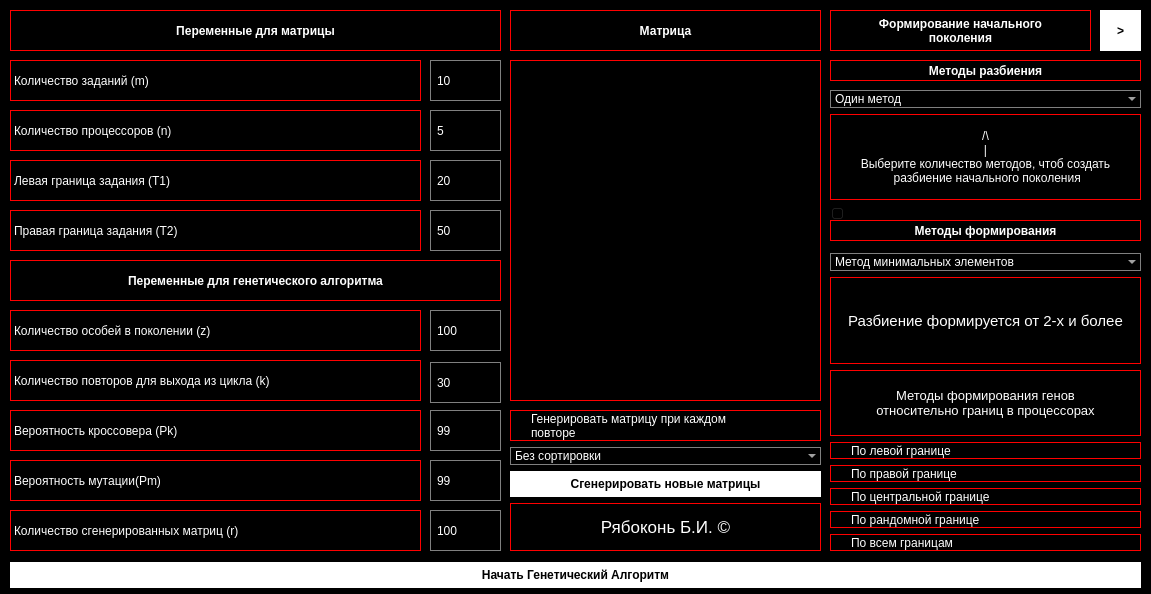
Before: the Qt Designer form diploma/UI/start_window.ui in socloseeee/Diploma_Scheduling_Theory, drawn with Qt 5.
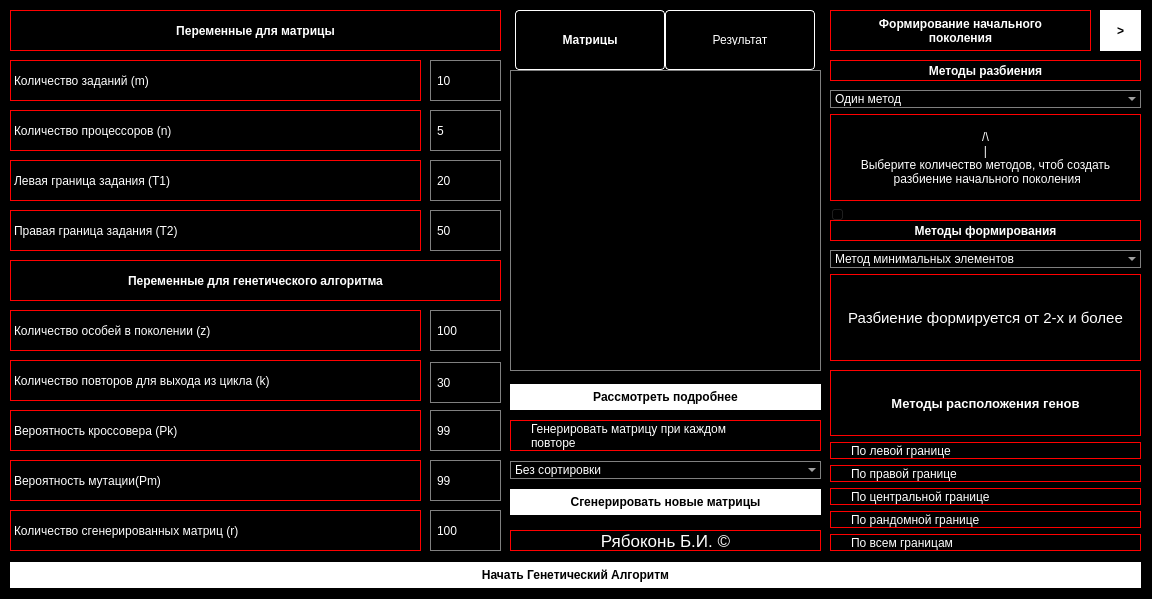
After: the same form once the commit is applied. Icons and pictures are not drawn.

Diff of the .ui file:
```diff
--- a/diploma/UI/start_window.ui
+++ b/diploma/UI/start_window.ui
@@ -6,8 +6,8 @@
    <rect>
     <x>0</x>
     <y>0</y>
-    <width>1151</width>
-    <height>594</height>
+    <width>1152</width>
+    <height>599</height>
    </rect>
   </property>
   <property name="windowTitle">
@@ -746,85 +746,13 @@
      </item>
     </layout>
    </widget>
-   <widget class="QWidget" name="verticalLayoutWidget_22">
-    <property name="geometry">
-     <rect>
-      <x>430</x>
-      <y>510</y>
-      <width>71</width>
-      <height>41</height>
-     </rect>
-    </property>
-    <layout class="QVBoxLayout" name="verticalLayout_23">
-     <item>
-      <widget class="QSpinBox" name="plainTextEdit_11">
-       <property name="maximum">
-        <number>100000</number>
-       </property>
-       <property name="value">
-        <number>100</number>
-       </property>
-      </widget>
-     </item>
-    </layout>
-   </widget>
-   <widget class="QWidget" name="verticalLayoutWidget_23">
-    <property name="geometry">
-     <rect>
-      <x>510</x>
-      <y>60</y>
-      <width>311</width>
-      <height>341</height>
-     </rect>
-    </property>
-    <layout class="QVBoxLayout" name="verticalLayout_24">
-     <item>
-      <widget class="QLabel" name="label_13">
-       <property name="text">
-        <string/>
-       </property>
-       <property name="alignment">
-        <set>Qt::AlignCenter</set>
-       </property>
-      </widget>
-     </item>
-    </layout>
-   </widget>
-   <widget class="QWidget" name="verticalLayoutWidget_25">
-    <property name="geometry">
-     <rect>
-      <x>510</x>
-      <y>10</y>
-      <width>311</width>
-      <height>41</height>
-     </rect>
-    </property>
-    <layout class="QVBoxLayout" name="verticalLayout_26">
-     <item>
-      <widget class="QLabel" name="label_11">
-       <property name="font">
-        <font>
-         <weight>75</weight>
-         <bold>true</bold>
-        </font>
-       </property>
-       <property name="text">
-        <string>Матрица</string>
-       </property>
-       <property name="alignment">
-        <set>Qt::AlignCenter</set>
-       </property>
-      </widget>
-     </item>
-    </layout>
-   </widget>
    <widget class="QWidget" name="verticalLayoutWidget_17">
     <property name="geometry">
      <rect>
       <x>830</x>
       <y>90</y>
       <width>311</width>
-      <height>131</height>
+      <height>132</height>
      </rect>
     </property>
     <layout class="QVBoxLayout" name="verticalLayout_18">
@@ -917,7 +845,7 @@
     <property name="geometry">
      <rect>
       <x>830</x>
-      <y>253</y>
+      <y>250</y>
       <width>311</width>
       <height>111</height>
      </rect>
@@ -981,13 +909,12 @@
        <property name="font">
         <font>
          <pointsize>10</pointsize>
-         <weight>50</weight>
-         <bold>false</bold>
+         <weight>75</weight>
+         <bold>true</bold>
         </font>
        </property>
        <property name="text">
-        <string>Методы формирования генов
-относительно границ в процессорах</string>
+        <string>Методы расположения генов</string>
        </property>
        <property name="alignment">
         <set>Qt::AlignCenter</set>
@@ -1035,12 +962,19 @@
     <property name="geometry">
      <rect>
       <x>510</x>
-      <y>410</y>
+      <y>380</y>
       <width>311</width>
       <height>141</height>
      </rect>
     </property>
     <layout class="QVBoxLayout" name="verticalLayout_30">
+     <item>
+      <widget class="QPushButton" name="pushButton_4">
+       <property name="text">
+        <string>Рассмотреть подробнее</string>
+       </property>
+      </widget>
+     </item>
      <item>
       <widget class="QCheckBox" name="checkBox">
        <property name="styleSheet">
@@ -1078,21 +1012,6 @@
        </property>
       </widget>
      </item>
-     <item>
-      <widget class="QLabel" name="label_16">
-       <property name="font">
-        <font>
-         <pointsize>13</pointsize>
-        </font>
-       </property>
-       <property name="text">
-        <string>Рябоконь Б.И. ©</string>
-       </property>
-       <property name="alignment">
-        <set>Qt::AlignCenter</set>
-       </property>
-      </widget>
-     </item>
     </layout>
    </widget>
    <widget class="QWidget" name="verticalLayoutWidget_30">
@@ -1164,6 +1083,198 @@
      <string>&gt;</string>
     </property>
    </widget>
+   <widget class="QWidget" name="verticalLayoutWidget_32">
+    <property name="geometry">
+     <rect>
+      <x>510</x>
+      <y>530</y>
+      <width>311</width>
+      <height>21</height>
+     </rect>
+    </property>
+    <layout class="QVBoxLayout" name="verticalLayout_25">
+     <item>
+      <widget class="QLabel" name="label_16">
+       <property name="font">
+        <font>
+         <pointsize>13</pointsize>
+        </font>
+       </property>
+       <property name="text">
+        <string>Рябоконь Б.И. ©</string>
+       </property>
+       <property name="alignment">
+        <set>Qt::AlignCenter</set>
+       </property>
+      </widget>
+     </item>
+    </layout>
+   </widget>
+   <widget class="QTabWidget" name="tabWidget">
+    <property name="geometry">
+     <rect>
+      <x>510</x>
+      <y>10</y>
+      <width>311</width>
+      <height>361</height>
+     </rect>
+    </property>
+    <property name="contextMenuPolicy">
+     <enum>Qt::NoContextMenu</enum>
+    </property>
+    <property name="styleSheet">
+     <string notr="true">QTabBar::tab 
+{ 
+	height:10px; 
+	width: 100px;
+	border: 1px solid white; 
+	margin: 0px;
+	padding: 24px;
+	border-radius: 4px;
+}</string>
+    </property>
+    <property name="tabShape">
+     <enum>QTabWidget::Rounded</enum>
+    </property>
+    <property name="currentIndex">
+     <number>0</number>
+    </property>
+    <widget class="QWidget" name="tab">
+     <property name="sizePolicy">
+      <sizepolicy hsizetype="Maximum" vsizetype="Maximum">
+       <horstretch>0</horstretch>
+       <verstretch>0</verstretch>
+      </sizepolicy>
+     </property>
+     <property name="maximumSize">
+      <size>
+       <width>321</width>
+       <height>16777215</height>
+      </size>
+     </property>
+     <property name="contextMenuPolicy">
+      <enum>Qt::DefaultContextMenu</enum>
+     </property>
+     <attribute name="title">
+      <string>Матрицы</string>
+     </attribute>
+     <widget class="QWidget" name="verticalLayoutWidget_24">
+      <property name="geometry">
+       <rect>
+        <x>0</x>
+        <y>0</y>
+        <width>311</width>
+        <height>301</height>
+       </rect>
+      </property>
+      <layout class="QVBoxLayout" name="verticalLayout_26">
+       <property name="sizeConstraint">
+        <enum>QLayout::SetDefaultConstraint</enum>
+       </property>
+       <item>
+        <widget class="QScrollArea" name="scrollArea_2">
+         <property name="styleSheet">
+          <string notr="true">QScrollArea
+{
+	border: 1px solid grey;
+}</string>
+         </property>
+         <property name="verticalScrollBarPolicy">
+          <enum>Qt::ScrollBarAsNeeded</enum>
+         </property>
+         <property name="widgetResizable">
+          <bool>true</bool>
+         </property>
+         <widget class="QWidget" name="scrollAreaWidgetContents_2">
+          <property name="geometry">
+           <rect>
+            <x>0</x>
+            <y>0</y>
+            <width>307</width>
+            <height>297</height>
+           </rect>
+          </property>
+         </widget>
+        </widget>
+       </item>
+      </layout>
+     </widget>
+    </widget>
+    <widget class="QWidget" name="tab_2">
+     <property name="sizePolicy">
+      <sizepolicy hsizetype="Maximum" vsizetype="Maximum">
+       <horstretch>0</horstretch>
+       <verstretch>0</verstretch>
+      </sizepolicy>
+     </property>
+     <attribute name="title">
+      <string>Результат</string>
+     </attribute>
+     <widget class="QWidget" name="verticalLayoutWidget_23">
+      <property name="geometry">
+       <rect>
+        <x>0</x>
+        <y>0</y>
+        <width>311</width>
+        <height>301</height>
+       </rect>
+      </property>
+      <layout class="QVBoxLayout" name="verticalLayout_24">
+       <property name="sizeConstraint">
+        <enum>QLayout::SetDefaultConstraint</enum>
+       </property>
+       <item>
+        <widget class="QScrollArea" name="scrollArea">
+         <property name="styleSheet">
+          <string notr="true">QScrollArea
+{
+	border: 1px solid grey;
+}</string>
+         </property>
+         <property name="verticalScrollBarPolicy">
+          <enum>Qt::ScrollBarAsNeeded</enum>
+         </property>
+         <property name="widgetResizable">
+          <bool>true</bool>
+         </property>
+         <widget class="QWidget" name="scrollAreaWidgetContents">
+          <property name="geometry">
+           <rect>
+            <x>0</x>
+            <y>0</y>
+            <width>307</width>
+            <height>297</height>
+           </rect>
+          </property>
+         </widget>
+        </widget>
+       </item>
+      </layout>
+     </widget>
+    </widget>
+   </widget>
+   <widget class="QWidget" name="verticalLayoutWidget_22">
+    <property name="geometry">
+     <rect>
+      <x>430</x>
+      <y>510</y>
+      <width>71</width>
+      <height>41</height>
+     </rect>
+    </property>
+    <layout class="QVBoxLayout" name="verticalLayout_23">
+     <item>
+      <widget class="QSpinBox" name="plainTextEdit_11">
+       <property name="maximum">
+        <number>100000</number>
+       </property>
+       <property name="value">
+        <number>100</number>
+       </property>
+      </widget>
+     </item>
+    </layout>
+   </widget>
   </widget>
  </widget>
  <resources/>
```
